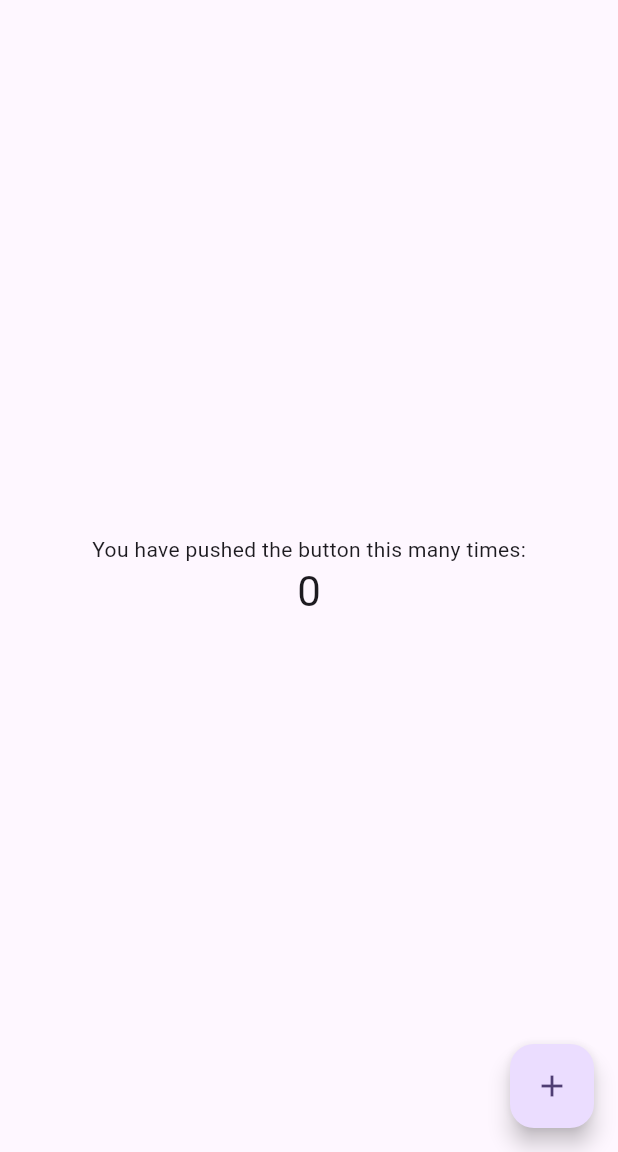
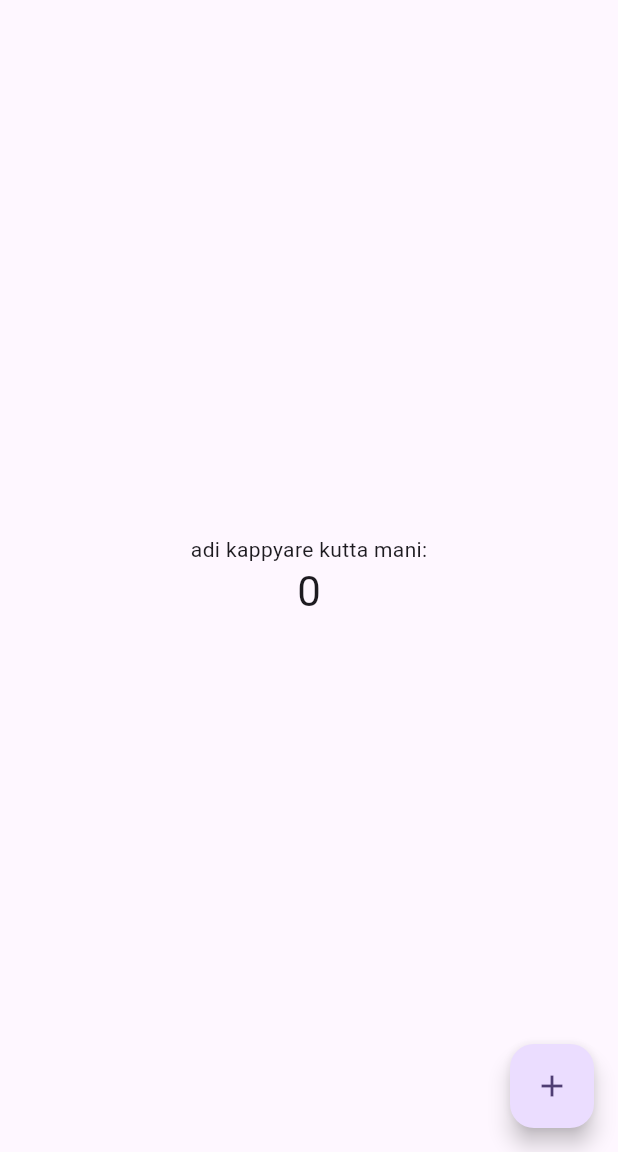
Before and after one commit to RUFAID6898/butten-click, a Flutter app: the screen it shows after launch, on a phone screen of 412 x 824 dp, the part 84-1236 px from its top. Run offline on Flutter 3.47's test engine with Material 2 defaults, Android fonts, the phone set to English and light mode, and no system bars.

```diff
--- a/lib/main.dart
+++ b/lib/main.dart
@@ -7,27 +7,11 @@ void main() {
 class MyApp extends StatelessWidget {
   const MyApp({super.key});
 
-  // This widget is the root of your application.
   @override
   Widget build(BuildContext context) {
     return MaterialApp(
       title: 'Flutter Demo',
       theme: ThemeData(
-        // This is the theme of your application.
-        //
-        // TRY THIS: Try running your application with "flutter run". You'll see
-        // the application has a blue toolbar. Then, without quitting the app,
-        // try changing the seedColor in the colorScheme below to Colors.green
-        // and then invoke "hot reload" (save your changes or press the "hot
-        // reload" button in a Flutter-supported IDE, or press "r" if you used
-        // the command line to start the app).
-        //
-        // Notice that the counter didn't reset back to zero; the application
-        // state is not lost during the reload. To reset the state, use hot
-        // restart instead.
-        //
-        // This works for code too, not just values: Most code changes can be
-        // tested with just a hot reload.
         colorScheme: ColorScheme.fromSeed(seedColor: Colors.deepPurple),
         useMaterial3: true,
       ),
@@ -38,15 +22,6 @@ class MyApp extends StatelessWidget {
 
 class MyHomePage extends StatefulWidget {
   const MyHomePage({super.key, required this.title});
-
-  // This widget is the home page of your application. It is stateful, meaning
-  // that it has a State object (defined below) that contains fields that affect
-  // how it looks.
-
-  // This class is the configuration for the state. It holds the values (in this
-  // case the title) provided by the parent (in this case the App widget) and
-  // used by the build method of the State. Fields in a Widget subclass are
-  // always marked "final".
 
   final String title;
 
@@ -59,54 +34,23 @@ class _MyHomePageState extends State<MyHomePage> {
 
   void _incrementCounter() {
     setState(() {
-      // This call to setState tells the Flutter framework that something has
-      // changed in this State, which causes it to rerun the build method below
-      // so that the display can reflect the updated values. If we changed
-      // _counter without calling setState(), then the build method would not be
-      // called again, and so nothing would appear to happen.
       _counter++;
     });
   }
 
   @override
   Widget build(BuildContext context) {
-    // This method is rerun every time setState is called, for instance as done
-    // by the _incrementCounter method above.
-    //
-    // The Flutter framework has been optimized to make rerunning build methods
-    // fast, so that you can just rebuild anything that needs updating rather
-    // than having to individually change instances of widgets.
     return Scaffold(
       appBar: AppBar(
-        // TRY THIS: Try changing the color here to a specific color (to
-        // Colors.amber, perhaps?) and trigger a hot reload to see the AppBar
-        // change color while the other colors stay the same.
         backgroundColor: Theme.of(context).colorScheme.inversePrimary,
-        // Here we take the value from the MyHomePage object that was created by
-        // the App.build method, and use it to set our appbar title.
         title: Text(widget.title),
       ),
       body: Center(
-        // Center is a layout widget. It takes a single child and positions it
-        // in the middle of the parent.
         child: Column(
-          // Column is also a layout widget. It takes a list of children and
-          // arranges them vertically. By default, it sizes itself to fit its
-          // children horizontally, and tries to be as tall as its parent.
-          //
-          // Column has various properties to control how it sizes itself and
-          // how it positions its children. Here we use mainAxisAlignment to
-          // center the children vertically; the main axis here is the vertical
-          // axis because Columns are vertical (the cross axis would be
-          // horizontal).
-          //
-          // TRY THIS: Invoke "debug painting" (choose the "Toggle Debug Paint"
-          // action in the IDE, or press "p" in the console), to see the
-          // wireframe for each widget.
           mainAxisAlignment: MainAxisAlignment.center,
           children: <Widget>[
             const Text(
-              'You have pushed the button this many times:',
+              'adi kappyare kutta mani:',
             ),
             Text(
               '$_counter',
@@ -119,7 +63,7 @@ class _MyHomePageState extends State<MyHomePage> {
         onPressed: _incrementCounter,
         tooltip: 'Increment',
         child: const Icon(Icons.add),
-      ), // This trailing comma makes auto-formatting nicer for build methods.
+      ),
     );
   }
 }
```
